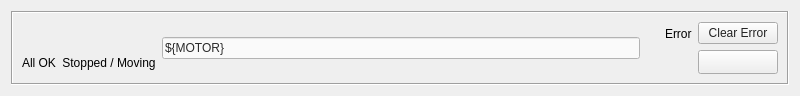
This is pcdswidgets/ui/motion/common/motor_state_mover.ui in pcdshub/pcdswidgets as Qt 5 draws it before an edit. The edited form follows.
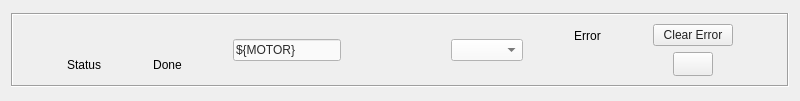
This is the edited form. Custom widgets are drawn as their Qt base class.

```diff
--- a/pcdswidgets/ui/motion/common/motor_state_mover.ui
+++ b/pcdswidgets/ui/motion/common/motor_state_mover.ui
@@ -7,7 +7,7 @@
     <x>0</x>
     <y>0</y>
     <width>800</width>
-    <height>50</height>
+    <height>101</height>
    </rect>
   </property>
   <property name="windowTitle">
@@ -16,6 +16,12 @@
   <layout class="QVBoxLayout" name="verticalLayout">
    <item>
     <widget class="QFrame" name="frame">
+     <property name="sizePolicy">
+      <sizepolicy hsizetype="Preferred" vsizetype="Fixed">
+       <horstretch>0</horstretch>
+       <verstretch>0</verstretch>
+      </sizepolicy>
+     </property>
      <property name="frameShape">
       <enum>QFrame::Box</enum>
      </property>
@@ -31,6 +37,19 @@
     <layout class="QGridLayout" name="gridLayout">
      <!-- Title header removed as requested -->
      <item row="1" column="0">
+       <spacer name="leftSpacer">
+        <property name="orientation">
+         <enum>Qt::Horizontal</enum>
+        </property>
+        <property name="sizeHint" stdset="0">
+         <size>
+          <width>40</width>
+          <height>20</height>
+         </size>
+        </property>
+       </spacer>
+      </item>
+      <item row="1" column="1">
       <layout class="QVBoxLayout" name="statusIndicatorLayout">
        <item>
         <widget class="PyDMByteIndicator" name="statusIndicator">
@@ -69,16 +88,29 @@
        <item>
         <widget class="QLabel" name="statusIndicatorLabel">
       <property name="text">
-       <string>All OK</string>
+           <string>Status</string>
       </property>
       <property name="alignment">
-       <set>Qt::AlignHCenter|Qt::AlignVCenter</set>
+           <set>Qt::AlignCenter</set>
       </property>
         </widget>
        </item>
       </layout>
      </item>
-     <item row="1" column="1">
+      <item row="1" column="2">
+       <spacer name="spacer1">
+        <property name="orientation">
+         <enum>Qt::Horizontal</enum>
+        </property>
+        <property name="sizeHint" stdset="0">
+         <size>
+          <width>40</width>
+          <height>20</height>
+         </size>
+        </property>
+       </spacer>
+      </item>
+      <item row="1" column="3">
       <layout class="QVBoxLayout" name="movingIndicatorLayout">
        <item>
         <widget class="PyDMByteIndicator" name="movingIndicator">
@@ -117,17 +149,42 @@
        <item>
         <widget class="QLabel" name="movingIndicatorLabel">
       <property name="text">
-       <string>Stopped / Moving</string>
+           <string>Done</string>
       </property>
       <property name="alignment">
-       <set>Qt::AlignHCenter|Qt::AlignVCenter</set>
+           <set>Qt::AlignCenter</set>
       </property>
         </widget>
        </item>
       </layout>
      </item>
-     <item row="1" column="2">
+      <item row="1" column="4">
+       <spacer name="spacer2">
+        <property name="orientation">
+         <enum>Qt::Horizontal</enum>
+        </property>
+        <property name="sizeHint" stdset="0">
+         <size>
+          <width>40</width>
+          <height>20</height>
+         </size>
+        </property>
+       </spacer>
+      </item>
+      <item row="1" column="5">
       <widget class="PyDMLineEdit" name="deviceLabel">
+        <property name="sizePolicy">
+         <sizepolicy hsizetype="Maximum" vsizetype="Fixed">
+          <horstretch>0</horstretch>
+          <verstretch>0</verstretch>
+         </sizepolicy>
+        </property>
+        <property name="maximumSize">
+         <size>
+          <width>200</width>
+          <height>16777215</height>
+         </size>
+        </property>
        <property name="toolTip">
         <string>Edit the device label directly. Defaults from the base PV name.</string>
        </property>
@@ -146,10 +203,38 @@
        <property name="readOnly">
         <bool>false</bool>
        </property>
-      </widget>
-     </item>
-      <item row="1" column="3">
+        <property name="channel">
+         <string>ca://${MOTOR}:DEVICE_LABEL</string>
+        </property>
+       </widget>
+      </item>
+      <item row="1" column="6">
+       <spacer name="spacer3">
+        <property name="orientation">
+         <enum>Qt::Horizontal</enum>
+        </property>
+        <property name="sizeHint" stdset="0">
+         <size>
+          <width>40</width>
+          <height>20</height>
+         </size>
+        </property>
+       </spacer>
+      </item>
+      <item row="1" column="7">
        <widget class="PyDMLabel" name="stateReadback">
+        <property name="sizePolicy">
+         <sizepolicy hsizetype="Maximum" vsizetype="Preferred">
+          <horstretch>0</horstretch>
+          <verstretch>0</verstretch>
+         </sizepolicy>
+        </property>
+        <property name="maximumSize">
+         <size>
+          <width>300</width>
+          <height>16777215</height>
+         </size>
+        </property>
         <property name="toolTip">
          <string>Current motor state readback.</string>
         </property>
@@ -164,7 +249,20 @@
         </property>
        </widget>
       </item>
-      <item row="1" column="4">
+      <item row="1" column="8">
+       <spacer name="spacer4">
+        <property name="orientation">
+         <enum>Qt::Horizontal</enum>
+        </property>
+        <property name="sizeHint" stdset="0">
+         <size>
+          <width>40</width>
+          <height>20</height>
+         </size>
+        </property>
+       </spacer>
+      </item>
+      <item row="1" column="9">
        <widget class="PyDMEnumComboBox" name="stateSelector">
         <property name="toolTip">
          <string>Select the desired motor state.</string>
@@ -180,17 +278,45 @@
         </property>
        </widget>
       </item>
-      <item row="1" column="5">
+      <item row="1" column="10">
+       <spacer name="spacer5">
+        <property name="orientation">
+         <enum>Qt::Horizontal</enum>
+        </property>
+        <property name="sizeHint" stdset="0">
+         <size>
+          <width>40</width>
+          <height>20</height>
+         </size>
+        </property>
+       </spacer>
+      </item>
+      <item row="1" column="11">
        <layout class="QVBoxLayout" name="errorLayout">
-        <item>
+        <item alignment="Qt::AlignHCenter">
          <widget class="QLabel" name="errorLabel">
+          <property name="sizePolicy">
+           <sizepolicy hsizetype="Fixed" vsizetype="Preferred">
+            <horstretch>0</horstretch>
+            <verstretch>0</verstretch>
+           </sizepolicy>
+          </property>
           <property name="text">
            <string>Error</string>
           </property>
+          <property name="alignment">
+           <set>Qt::AlignCenter</set>
+          </property>
          </widget>
         </item>
-        <item>
+        <item alignment="Qt::AlignHCenter">
          <widget class="PyDMLabel" name="errorStatus">
+          <property name="sizePolicy">
+           <sizepolicy hsizetype="Fixed" vsizetype="Preferred">
+            <horstretch>0</horstretch>
+            <verstretch>0</verstretch>
+           </sizepolicy>
+          </property>
           <property name="toolTip">
            <string>Readback of the current error ID.</string>
           </property>
@@ -200,17 +326,39 @@
           <property name="styleSheet">
            <string>color: rgb(43, 43, 43);</string>
           </property>
-          <property name="channel" stdset="0">
+          <property name="alignment">
+           <set>Qt::AlignCenter</set>
+          </property>
+          <property name="channel">
            <string>ca://${MOTOR}:STATE:ERRID_RBV</string>
           </property>
          </widget>
         </item>
        </layout>
       </item>
-      <item row="1" column="6">
+      <item row="1" column="12">
+       <spacer name="spacer6">
+        <property name="orientation">
+         <enum>Qt::Horizontal</enum>
+        </property>
+        <property name="sizeHint" stdset="0">
+         <size>
+          <width>40</width>
+          <height>20</height>
+         </size>
+        </property>
+       </spacer>
+      </item>
+      <item row="1" column="13">
        <layout class="QVBoxLayout" name="controlsLayout">
         <item>
          <widget class="PyDMPushButton" name="clearErrorButton">
+          <property name="sizePolicy">
+           <sizepolicy hsizetype="Fixed" vsizetype="Fixed">
+            <horstretch>0</horstretch>
+            <verstretch>0</verstretch>
+           </sizepolicy>
+          </property>
           <property name="toolTip">
            <string>Clear the current motor error.</string>
           </property>
@@ -231,8 +379,14 @@
           </property>
          </widget>
         </item>
-        <item>
+        <item alignment="Qt::AlignHCenter">
          <widget class="PyDMShellCommand" name="expertScreenButton">
+          <property name="sizePolicy">
+           <sizepolicy hsizetype="Fixed" vsizetype="Fixed">
+            <horstretch>0</horstretch>
+            <verstretch>0</verstretch>
+           </sizepolicy>
+          </property>
           <property name="toolTip">
            <string>Open the expert screen.</string>
           </property>
@@ -248,6 +402,19 @@
         </item>
        </layout>
       </item>
+      <item row="1" column="14">
+       <spacer name="rightSpacer">
+        <property name="orientation">
+         <enum>Qt::Horizontal</enum>
+        </property>
+        <property name="sizeHint" stdset="0">
+         <size>
+          <width>40</width>
+          <height>20</height>
+         </size>
+        </property>
+       </spacer>
+      </item>
      </layout>
     </widget>
    </item>
@@ -259,21 +426,21 @@
    <extends>QLabel</extends>
    <header>pydm.widgets.label</header>
   </customwidget>
+  <customwidget>
+   <class>PyDMByteIndicator</class>
+   <extends>QWidget</extends>
+   <header>pydm.widgets.byte</header>
+  </customwidget>
+  <customwidget>
+   <class>PyDMEnumComboBox</class>
+   <extends>QComboBox</extends>
+   <header>pydm.widgets.enum_combo_box</header>
+  </customwidget>
   <customwidget>
    <class>PyDMLineEdit</class>
    <extends>QLineEdit</extends>
    <header>pydm.widgets.line_edit</header>
   </customwidget>
-  <customwidget>
-   <class>PyDMEnumComboBox</class>
-   <extends>QWidget</extends>
-   <header>pydm.widgets.enum_combo_box</header>
-  </customwidget>
-  <customwidget>
-   <class>PyDMByteIndicator</class>
-   <extends>QWidget</extends>
-   <header>pydm.widgets.byte</header>
-  </customwidget>
   <customwidget>
    <class>PyDMPushButton</class>
    <extends>QPushButton</extends>
```
Left out of the diff: 95 changed lines with no effect on the pictures. Lines whose indentation alone changed are shown as unchanged.
